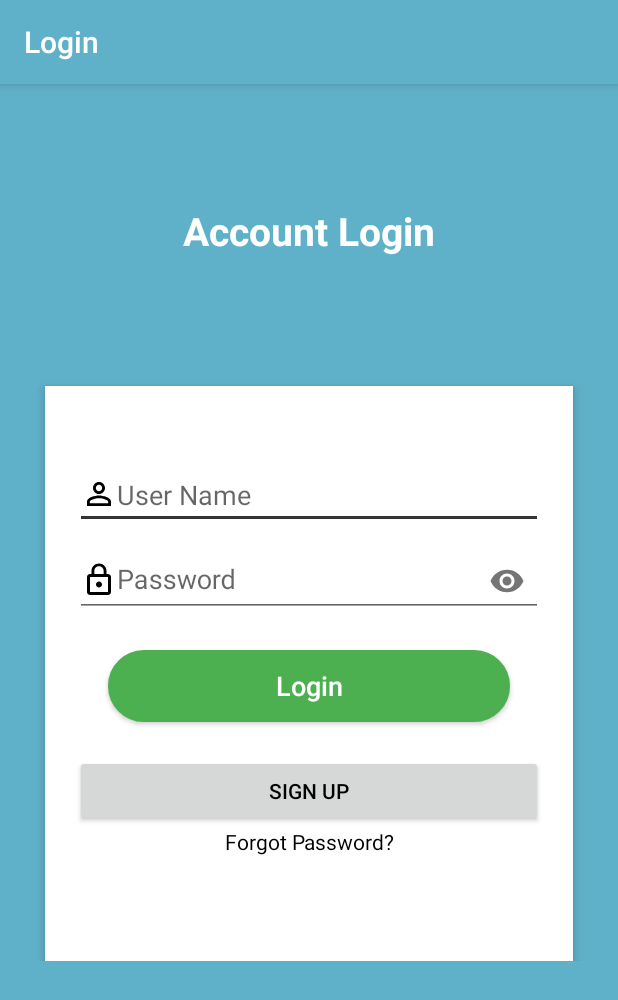
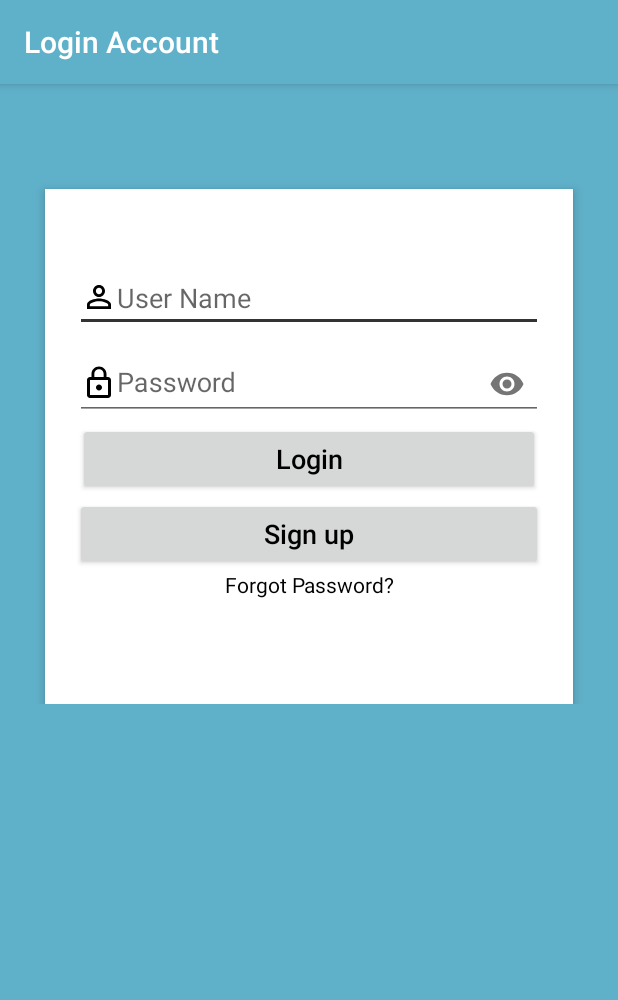
Before and after one commit to KatekaniHonwani/SponsorDev, an Android app: the screen it shows after launch (LoginActivity), on a phone screen of 412 x 824 dp. Shown: the top 1000 px of the screen. Run offline under Robolectric (Android 15) with nearby library versions, the phone set to English and light mode, and no system bars; our stand-ins replace Firebase (no records; nobody signed in at launch, a user with empty details on screens opened directly); libraries missing offline, so code that uses them is left out: com.firebase.client; 1 statement that could not run was skipped.

Commit message:
Login layout

```diff
--- a/app/src/main/AndroidManifest.xml
+++ b/app/src/main/AndroidManifest.xml
@@ -26,7 +26,7 @@
         </activity>
         <activity
             android:name=".LoginActivity"
-            android:label="Login" />
+            android:label="Login Account" />
         <activity
             android:name=".RegisterActivity"
             android:label="Register" />
--- a/app/src/main/java/com/katekani/laptopsponsorapp/Notification.java
+++ b/app/src/main/java/com/katekani/laptopsponsorapp/Notification.java
@@ -26,7 +26,7 @@ public class Notification extends AppCompatActivity {
     protected void onCreate(Bundle savedInstanceState) {
         super.onCreate(savedInstanceState);
         setContentView(R.layout.activity_notification);
-
+        getSupportActionBar().setDisplayHomeAsUpEnabled(true);
         txtRegId = findViewById(R.id.txtNotId);
         txtMessage = findViewById(R.id.txtNotiText);
 
--- a/app/src/main/res/layout/activity_login.xml
+++ b/app/src/main/res/layout/activity_login.xml
@@ -1,5 +1,5 @@
 <?xml version="1.0" encoding="utf-8"?>
-<ScrollView xmlns:android="http://schemas.android.com/apk/res/android"
+<RelativeLayout xmlns:android="http://schemas.android.com/apk/res/android"
     xmlns:tools="http://schemas.android.com/tools"
     android:layout_width="match_parent"
     android:layout_height="match_parent"
@@ -14,23 +14,11 @@
         android:layout_height="wrap_content"
         android:layout_marginBottom="10dp">
 
-        <TextView
-            android:id="@+id/login_title"
-            android:layout_width="fill_parent"
-            android:layout_height="wrap_content"
-            android:layout_marginBottom="16dp"
-            android:layout_marginTop="80dp"
-            android:gravity="center_horizontal"
-            android:text="Account Login"
-            android:textColor="#fff"
-            android:textSize="26sp"
-            android:textStyle="bold"
-            />
+
 
         <RelativeLayout
             android:layout_width="fill_parent"
             android:layout_height="wrap_content"
-            android:layout_below="@+id/login_title"
             android:layout_marginLeft="30dp"
             android:layout_marginRight="30dp"
             android:layout_marginTop="70dp"
@@ -74,16 +62,14 @@
                 </android.support.design.widget.TextInputLayout>
 
 
-
                 <Button
                     android:id="@+id/buttonlogin"
                     android:layout_width="fill_parent"
                     android:layout_height="wrap_content"
-                    android:layout_margin="22dp"
-                    android:background="@drawable/mybutton"
+                    android:layout_margin="2dp"
                     android:text="Login"
                     android:textAllCaps="false"
-                    android:textColor="#fff"
+                    android:textColor="@android:color/black"
                     android:textSize="18sp" />
 
                 <Button
@@ -91,6 +77,9 @@
                     android:layout_width="match_parent"
                     android:layout_height="wrap_content"
                     android:text="Sign up"
+                    android:textAllCaps="false"
+                    android:textSize="18dp"
+
                     android:textColor="@android:color/black"/>
 
                 <TextView
@@ -108,4 +97,4 @@
             </LinearLayout>
         </RelativeLayout>
     </RelativeLayout>
-</ScrollView>
+</RelativeLayout>
```
Also changed, not shown: app/src/main/java/com/katekani/laptopsponsorapp/RegisterActivity.java (+4 -13 lines), app/src/main/res/layout/activity_register.xml (+1 -11 lines).
